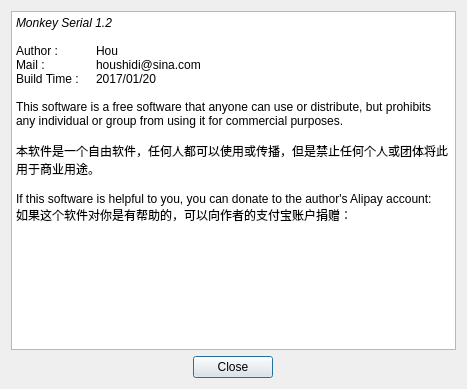
horsdy/Monkey_Serial, file monkey_serial/about.ui: the form before one commit.
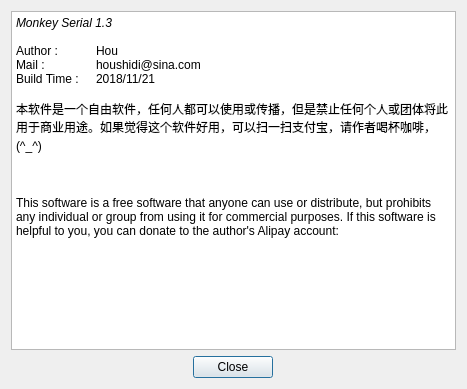
The form after the commit. Icons and pictures are not drawn.

Patch:
```diff
--- a/monkey_serial/about.ui
+++ b/monkey_serial/about.ui
@@ -28,20 +28,21 @@
 &lt;html&gt;&lt;head&gt;&lt;meta name=&quot;qrichtext&quot; content=&quot;1&quot; /&gt;&lt;style type=&quot;text/css&quot;&gt;
 p, li { white-space: pre-wrap; }
 &lt;/style&gt;&lt;/head&gt;&lt;body style=&quot; font-family:'微软雅黑'; font-size:9pt; font-weight:400; font-style:normal;&quot;&gt;
-&lt;p style=&quot; margin-top:0px; margin-bottom:0px; margin-left:0px; margin-right:0px; -qt-block-indent:0; text-indent:0px;&quot;&gt;&lt;img src=&quot;:/image/icon/serial-port.png&quot; /&gt;&lt;span style=&quot; font-style:italic;&quot;&gt;Monkey Serial 1.2&lt;/span&gt;&lt;/p&gt;
+&lt;p style=&quot; margin-top:0px; margin-bottom:0px; margin-left:0px; margin-right:0px; -qt-block-indent:0; text-indent:0px;&quot;&gt;&lt;img src=&quot;:/image/icon/serial-port.png&quot; /&gt;&lt;span style=&quot; font-style:italic;&quot;&gt;Monkey Serial 1.3&lt;/span&gt;&lt;/p&gt;
 &lt;p style=&quot;-qt-paragraph-type:empty; margin-top:0px; margin-bottom:0px; margin-left:0px; margin-right:0px; -qt-block-indent:0; text-indent:0px;&quot;&gt;&lt;br /&gt;&lt;/p&gt;
 &lt;p style=&quot; margin-top:0px; margin-bottom:0px; margin-left:0px; margin-right:0px; -qt-block-indent:0; text-indent:0px;&quot;&gt;Author :	Hou&lt;/p&gt;
 &lt;p style=&quot; margin-top:0px; margin-bottom:0px; margin-left:0px; margin-right:0px; -qt-block-indent:0; text-indent:0px;&quot;&gt;Mail :	houshidi@sina.com&lt;/p&gt;
-&lt;p style=&quot; margin-top:0px; margin-bottom:0px; margin-left:0px; margin-right:0px; -qt-block-indent:0; text-indent:0px;&quot;&gt;Build Time :	2017/01/20 &lt;/p&gt;
+&lt;p style=&quot; margin-top:0px; margin-bottom:0px; margin-left:0px; margin-right:0px; -qt-block-indent:0; text-indent:0px;&quot;&gt;Build Time :	2018/11/21 &lt;/p&gt;
 &lt;p style=&quot;-qt-paragraph-type:empty; margin-top:0px; margin-bottom:0px; margin-left:0px; margin-right:0px; -qt-block-indent:0; text-indent:0px;&quot;&gt;&lt;br /&gt;&lt;/p&gt;
-&lt;p style=&quot; margin-top:0px; margin-bottom:0px; margin-left:0px; margin-right:0px; -qt-block-indent:0; text-indent:0px;&quot;&gt;This software is a free software that anyone can use or distribute, but prohibits any individual or group from using it for commercial purposes.&lt;/p&gt;
+&lt;p style=&quot; margin-top:0px; margin-bottom:0px; margin-left:0px; margin-right:0px; -qt-block-indent:0; text-indent:0px;&quot;&gt;本软件是一个自由软件，任何人都可以使用或传播，但是禁止任何个人或团体将此用于商业用途。如果觉得这个软件好用，可以扫一扫支付宝，请作者喝杯咖啡， (^_^)&lt;/p&gt;
 &lt;p style=&quot;-qt-paragraph-type:empty; margin-top:0px; margin-bottom:0px; margin-left:0px; margin-right:0px; -qt-block-indent:0; text-indent:0px;&quot;&gt;&lt;br /&gt;&lt;/p&gt;
-&lt;p style=&quot; margin-top:0px; margin-bottom:0px; margin-left:0px; margin-right:0px; -qt-block-indent:0; text-indent:0px;&quot;&gt;本软件是一个自由软件，任何人都可以使用或传播，但是禁止任何个人或团体将此用于商业用途。&lt;/p&gt;
+&lt;p align=&quot;center&quot; style=&quot; margin-top:0px; margin-bottom:0px; margin-left:0px; margin-right:0px; -qt-block-indent:0; text-indent:0px;&quot;&gt;&lt;img src=&quot;:/image/icon/alipay.png&quot; /&gt;&lt;/p&gt;
 &lt;p style=&quot;-qt-paragraph-type:empty; margin-top:0px; margin-bottom:0px; margin-left:0px; margin-right:0px; -qt-block-indent:0; text-indent:0px;&quot;&gt;&lt;br /&gt;&lt;/p&gt;
-&lt;p style=&quot; margin-top:0px; margin-bottom:0px; margin-left:0px; margin-right:0px; -qt-block-indent:0; text-indent:0px;&quot;&gt;If this software is helpful to you, you can donate to the author's Alipay account:&lt;/p&gt;
-&lt;p style=&quot; margin-top:0px; margin-bottom:0px; margin-left:0px; margin-right:0px; -qt-block-indent:0; text-indent:0px;&quot;&gt;如果这个软件对你是有帮助的，可以向作者的支付宝账户捐赠：&lt;/p&gt;
+&lt;p style=&quot; margin-top:0px; margin-bottom:0px; margin-left:0px; margin-right:0px; -qt-block-indent:0; text-indent:0px;&quot;&gt;This software is a free software that anyone can use or distribute, but prohibits any individual or group from using it for commercial purposes. If this software is helpful to you, you can donate to the author's Alipay account:&lt;/p&gt;
+&lt;p align=&quot;center&quot; style=&quot; margin-top:0px; margin-bottom:0px; margin-left:0px; margin-right:0px; -qt-block-indent:0; text-indent:0px;&quot;&gt;&lt;img src=&quot;:/image/icon/alipay.png&quot; /&gt;&lt;/p&gt;
 &lt;p style=&quot;-qt-paragraph-type:empty; margin-top:0px; margin-bottom:0px; margin-left:0px; margin-right:0px; -qt-block-indent:0; text-indent:0px;&quot;&gt;&lt;br /&gt;&lt;/p&gt;
-&lt;p align=&quot;center&quot; style=&quot; margin-top:0px; margin-bottom:0px; margin-left:0px; margin-right:0px; -qt-block-indent:0; text-indent:0px;&quot;&gt;&lt;img src=&quot;:/image/icon/alipay.png&quot; /&gt;&lt;/p&gt;&lt;/body&gt;&lt;/html&gt;</string>
+&lt;p style=&quot;-qt-paragraph-type:empty; margin-top:0px; margin-bottom:0px; margin-left:0px; margin-right:0px; -qt-block-indent:0; text-indent:0px;&quot;&gt;&lt;br /&gt;&lt;/p&gt;
+&lt;p align=&quot;center&quot; style=&quot;-qt-paragraph-type:empty; margin-top:0px; margin-bottom:0px; margin-left:0px; margin-right:0px; -qt-block-indent:0; text-indent:0px;&quot;&gt;&lt;br /&gt;&lt;/p&gt;&lt;/body&gt;&lt;/html&gt;</string>
          </property>
         </widget>
        </item>
```
